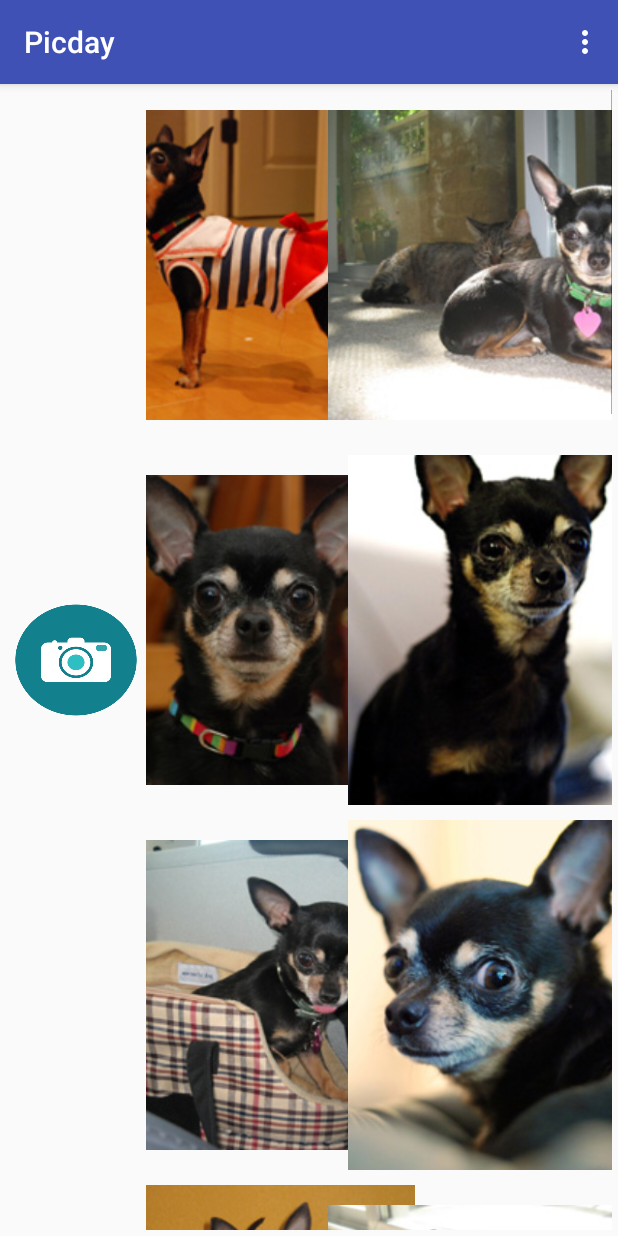
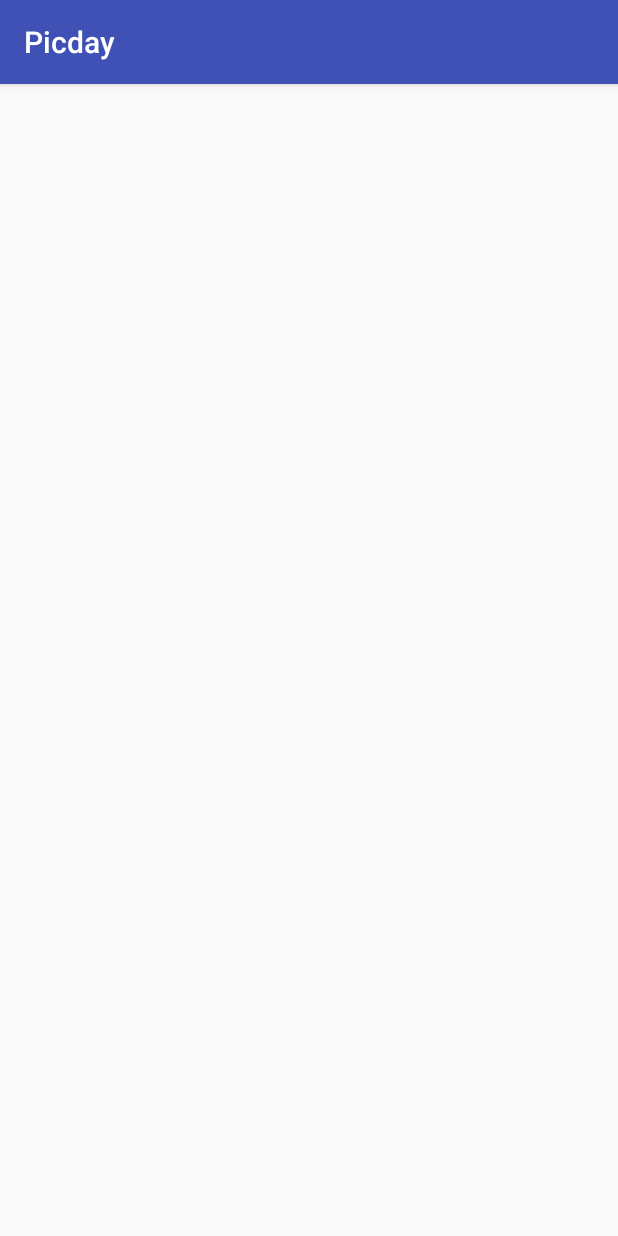
Before and after one commit to Picday/PicdayProject, an Android app: the screen it shows after launch (PicdayActivity before the commit, SettingsActivity after it), in the options menu, after a tap on "Settings", on a phone screen of 412 x 824 dp. Run offline under Robolectric (Android 15) with nearby library versions, the phone set to English and light mode, and no system bars.

```diff
--- a/app/src/main/AndroidManifest.xml
+++ b/app/src/main/AndroidManifest.xml
@@ -1,7 +1,6 @@
 <?xml version="1.0" encoding="utf-8"?>
 <manifest xmlns:android="http://schemas.android.com/apk/res/android"
     package="com.example.bertadomingo.picday">
-
 
     <application
         android:allowBackup="true"
@@ -17,6 +16,9 @@
                 <category android:name="android.intent.category.LAUNCHER" />
             </intent-filter>
         </activity>
+        <activity android:name=".VideoGalleyActivity" />
+        <activity android:name=".DayActivity" />
+        <activity android:name=".SettingsActivity"></activity>
     </application>
 
 </manifest>
--- a/app/src/main/java/com/example/bertadomingo/picday/PicdayActivity.java
+++ b/app/src/main/java/com/example/bertadomingo/picday/PicdayActivity.java
@@ -6,11 +6,15 @@ import android.support.v7.app.AppCompatActivity;
 import android.util.Log;
 import android.view.Menu;
 import android.view.MenuItem;
+import android.view.View;
+import android.widget.Button;
 import android.widget.GridView;
+import android.widget.ImageButton;
 
 public class PicdayActivity extends AppCompatActivity{
     private GridView gridView;
     private GridAdapter adaptador;
+    private ImageButton btn_camera;
 
     @Override
     protected void onCreate(Bundle savedInstanceState) {
@@ -20,6 +24,18 @@ public class PicdayActivity extends AppCompatActivity{
         gridView = (GridView) findViewById(R.id.id_gridview);
         adaptador = new GridAdapter(this);
         gridView.setAdapter(adaptador);
+
+        btn_camera =  (ImageButton) findViewById(R.id.btn_camera);
+
+        btn_camera.setOnClickListener(new View.OnClickListener() {
+            @Override
+            public void onClick(View view) {
+                Log.i("ActionBar", "Make a video!");
+                //Aqui hem de posar com entrar a la camera per a fer la foto
+                Intent about = new Intent(getApplicationContext(), PicdayActivity.class );
+                startActivity(about);
+            }
+        });
     }
 
     public boolean onCreateOptionsMenu (Menu menu){
@@ -32,21 +48,21 @@ public class PicdayActivity extends AppCompatActivity{
         if(id == R.id.make_video){
             // lo ideal aquí sería hacer un intent para abrir una nueva clase como lo siguiente
             Log.i("ActionBar", "Make a video!");
-            Intent about = new Intent(getApplicationContext(), PicdayActivity.class );
+            Intent about = new Intent(getApplicationContext(), DayActivity.class );
             startActivity(about);
             return true;
         }
         if(id == R.id.video_gallery){
             // lo ideal aquí sería hacer un intent para abrir una nueva clase como lo siguiente
             Log.i("ActionBar", "VideoGallery!");
-            Intent about = new Intent(getApplicationContext(), PicdayActivity.class);
+            Intent about = new Intent(getApplicationContext(), VideoGalleyActivity.class);
             startActivity(about);
             return true;
         }
         if(id == R.id.settings){
             // lo ideal aquí sería hacer un intent para abrir una nueva clase como lo siguiente
             Log.i("ActionBar", "Settings!");
-            Intent about = new Intent(getApplicationContext(), PicdayActivity.class);
+            Intent about = new Intent(getApplicationContext(), SettingsActivity.class);
             startActivity(about);
             return true;
         }
--- /dev/null
+++ b/app/src/main/java/com/example/bertadomingo/picday/SettingsActivity.java
@@ -0,0 +1,13 @@
+package com.example.bertadomingo.picday;
+
+import android.support.v7.app.AppCompatActivity;
+import android.os.Bundle;
+
+public class SettingsActivity extends AppCompatActivity {
+
+    @Override
+    protected void onCreate(Bundle savedInstanceState) {
+        super.onCreate(savedInstanceState);
+        setContentView(R.layout.activity_settings);
+    }
+}
--- a/app/src/main/res/layout/activity_picday.xml
+++ b/app/src/main/res/layout/activity_picday.xml
@@ -11,7 +11,7 @@
 
 
     <ImageButton
-        android:id="@+id/imageButton"
+        android:id="@+id/btn_camera"
         android:layout_width="93dp"
         android:layout_height="85dp"
         android:layout_alignParentBottom="true"
--- /dev/null
+++ b/app/src/main/res/layout/activity_settings.xml
@@ -0,0 +1,9 @@
+<?xml version="1.0" encoding="utf-8"?>
+<android.support.constraint.ConstraintLayout xmlns:android="http://schemas.android.com/apk/res/android"
+    xmlns:app="http://schemas.android.com/apk/res-auto"
+    xmlns:tools="http://schemas.android.com/tools"
+    android:layout_width="match_parent"
+    android:layout_height="match_parent"
+    tools:context="com.example.bertadomingo.picday.SettingsActivity">
+
+</android.support.constraint.ConstraintLayout>
```
Also changed, not shown: app/src/main/java/com/example/bertadomingo/picday/DayActivity.java (added, +13 -0 lines), app/src/main/java/com/example/bertadomingo/picday/VideoGalleyActivity.java (added, +13 -0 lines), app/src/main/res/layout/activity_day.xml (added, +9 -0 lines), app/src/main/res/layout/activity_video_galley.xml (added, +9 -0 lines), app/src/main/res/menu/menupicday.xml (line endings or trailing spaces).
